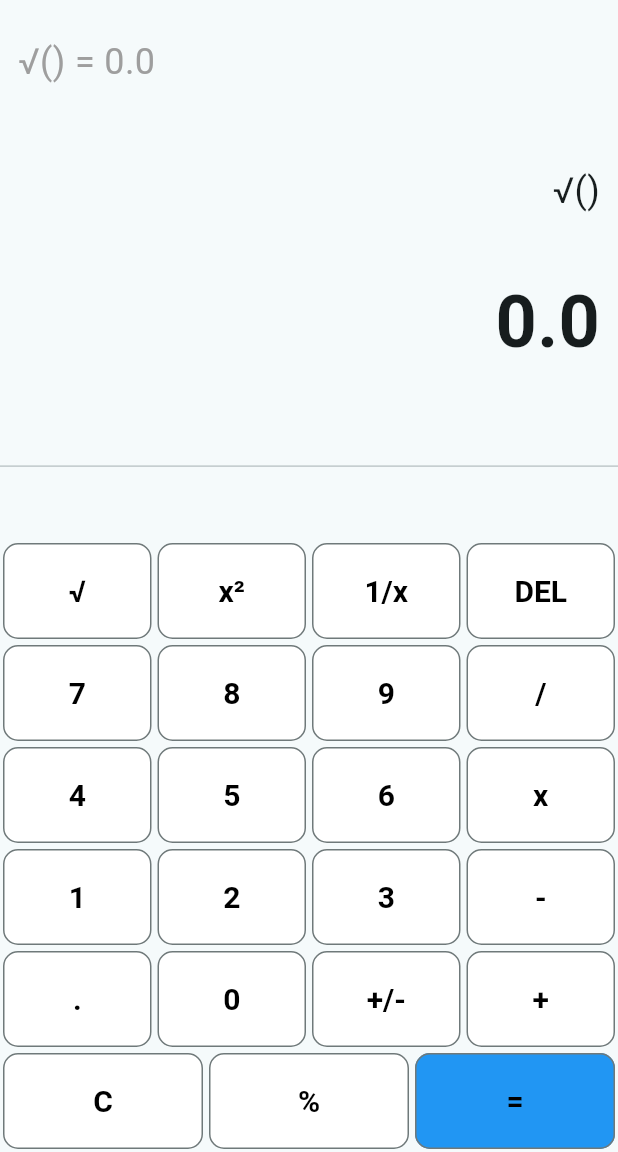
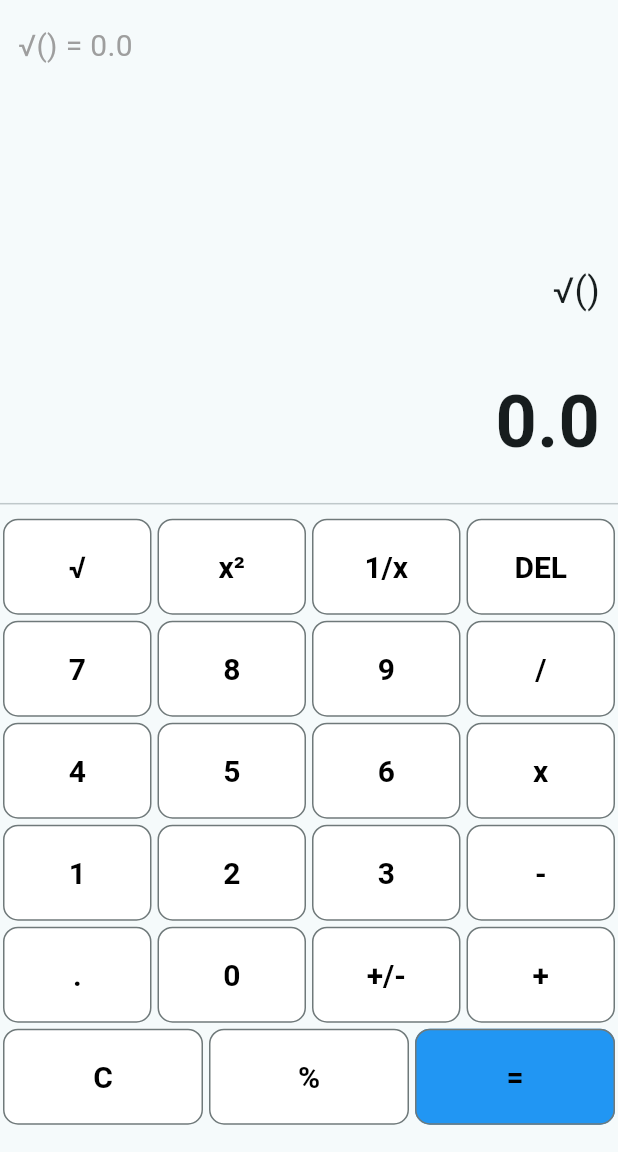
Before and after one commit to usmanjchaudhry/calculatorflutter, a Flutter app: the screen it shows after launch, after a tap on an icon or button, on a phone screen of 412 x 824 dp, the part 84-1236 px from its top. Run offline on Flutter 3.47's test engine with Material 3 defaults, Android fonts, the phone set to English and light mode, and no system bars.

Commit message:
Fixing up history

```diff
--- a/lib/main.dart
+++ b/lib/main.dart
@@ -42,9 +42,8 @@ class _MyHomePageState extends State<MyHomePage> {
   void _buttonPressed(String buttonText) {
     setState(() {
       if (buttonText == 'C') {
-        _output = '0';
-        _expression = '';
-        _history.clear();
+        _output = '0'; // Clear the current output
+        _expression = ''; // Clear the current expression
         _num1 = 0;
         _num2 = 0;
         _operator = '';
@@ -142,7 +141,7 @@ class _MyHomePageState extends State<MyHomePage> {
               textStyle:
                   const TextStyle(fontSize: 20.0, fontWeight: FontWeight.bold),
               shape: RoundedRectangleBorder(
-                borderRadius: BorderRadius.circular(10.0), // Add this line
+                borderRadius: BorderRadius.circular(10.0),
               ),
             ),
             child: Text(buttonText),
@@ -156,27 +155,27 @@ class _MyHomePageState extends State<MyHomePage> {
   Widget build(BuildContext context) {
     return Scaffold(
       appBar: AppBar(
-        backgroundColor: Colors.white, // Set the background color here
+        backgroundColor: Colors.white,
         title: Text(widget.title),
       ),
-      body: Column(
+      body: SingleChildScrollView(
+        child: Column(
           children: <Widget>[
-          Expanded(
-            // Makes the history scrollable
-            child: Container(
-              alignment: Alignment.centerRight,
+            // Adjust the size of the history container to avoid overflow
+            Container(
+              height: MediaQuery.of(context).size.height *
+                  0.2, // 20% of screen height
               padding:
-                  const EdgeInsets.symmetric(vertical: 24.0, horizontal: 12.0),
+                  const EdgeInsets.symmetric(vertical: 16.0, horizontal: 12.0),
               child: ListView.builder(
                 reverse: false,
                 itemCount: _history.length,
                 itemBuilder: (context, index) {
                   return Text(
                     _history[index],
-                    style: const TextStyle(fontSize: 24.0, color: Colors.grey),
+                    style: const TextStyle(fontSize: 20.0, color: Colors.grey),
                   );
                 },
-              ),
               ),
             ),
             Container(
@@ -193,13 +192,11 @@ class _MyHomePageState extends State<MyHomePage> {
                   const EdgeInsets.symmetric(vertical: 12.0, horizontal: 12.0),
               child: Text(
                 _output,
-              style:
-                  const TextStyle(fontSize: 48.0, fontWeight: FontWeight.bold),
+                style: const TextStyle(
+                    fontSize: 48.0, fontWeight: FontWeight.bold),
               ),
             ),
-          Expanded(
-            child: Divider(),
-          ),
+            const Divider(),
             Column(
               children: [
                 Row(
@@ -253,6 +250,7 @@ class _MyHomePageState extends State<MyHomePage> {
             ),
           ],
         ),
+      ),
     );
   }
 }
```
Lines whose indentation alone changed are shown as unchanged.
